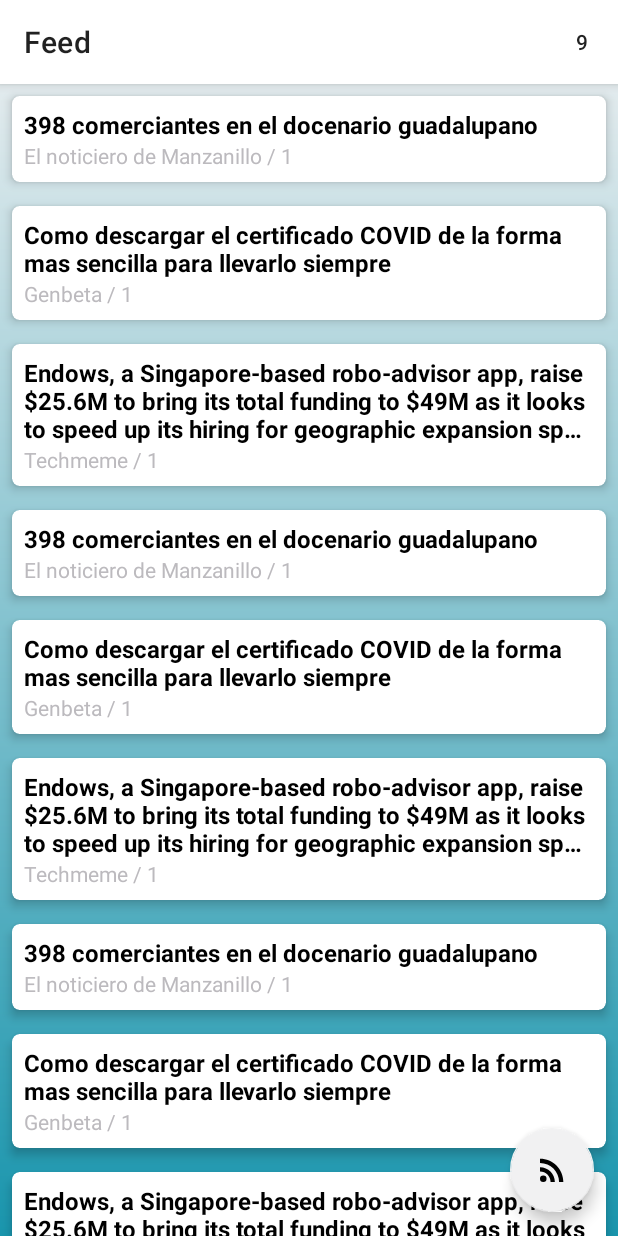
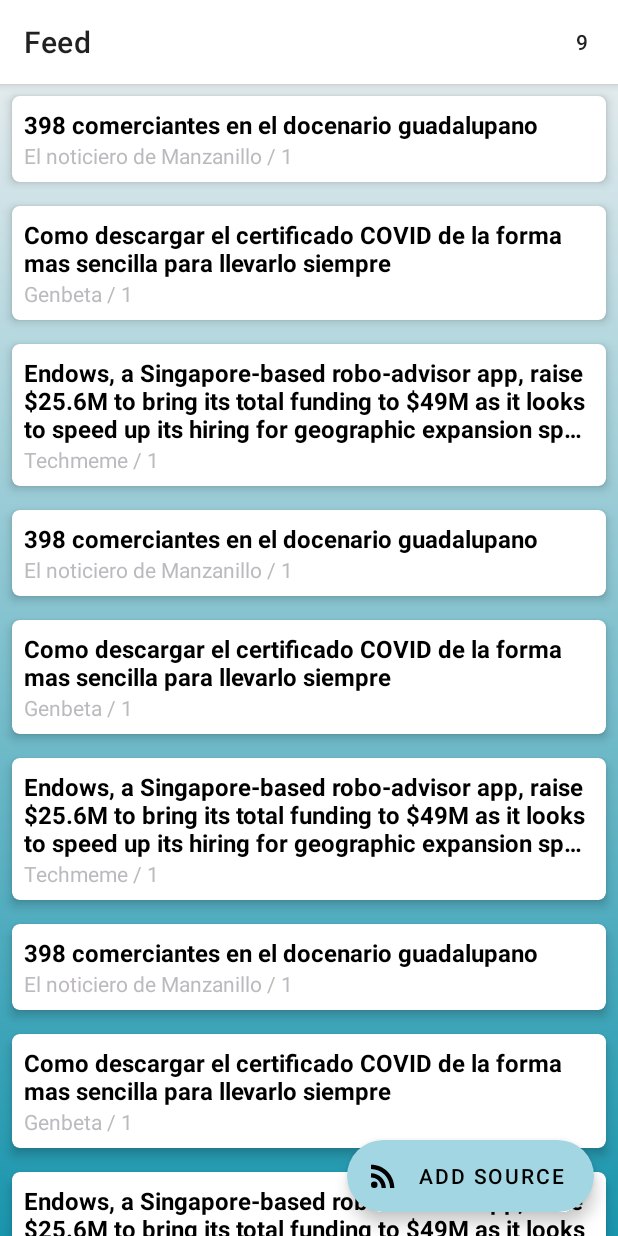
Before and after one commit to jjcr11/rss-kotlin, an Android app: the screen it shows after launch (MainActivity), on a phone screen of 412 x 824 dp. Run offline under Robolectric (Android 15) with nearby library versions, the phone set to English and light mode, and no system bars.

Commit message:
Floating action button added

```diff
--- a/app/src/main/java/com/example/rss/MainActivity.kt
+++ b/app/src/main/java/com/example/rss/MainActivity.kt
@@ -1,8 +1,10 @@
 package com.example.rss
 
 import android.content.ClipData
+import android.os.Build
 import androidx.appcompat.app.AppCompatActivity
 import android.os.Bundle
+import android.util.Log
 import android.view.Menu
 import android.view.View
 import android.widget.Toast
@@ -32,7 +34,18 @@ class MainActivity : AppCompatActivity() {
             adapter = feedAdapter
         }
 
+        if (Build.VERSION.SDK_INT >= Build.VERSION_CODES.M) {
+            binding.rv.setOnScrollChangeListener { v, scrollX, scrollY, oldScrollX, oldScrollY ->
+                if(oldScrollY >= 0) {
+                    binding.fabe.extend()
+                } else {
+                    binding.fabe.shrink()
+                }
+            }
+        }
+
         binding.mtb.menu.getItem(0).title = feedAdapter.itemCount.toString()
+        //binding.fabe.extend()
 
 
     }
--- a/app/src/main/res/layout/activity_main.xml
+++ b/app/src/main/res/layout/activity_main.xml
@@ -29,11 +29,17 @@
         app:layout_behavior="@string/appbar_scrolling_view_behavior"
         tools:listitem="@layout/headline_item"/>
 
-    <com.google.android.material.floatingactionbutton.FloatingActionButton
+    <com.google.android.material.floatingactionbutton.ExtendedFloatingActionButton
+        android:id="@+id/fabe"
         android:layout_width="wrap_content"
         android:layout_height="wrap_content"
         android:layout_gravity="bottom|right"
         android:layout_margin="@dimen/common_default"
-        android:src="@drawable/ic_rss_feed"/>
+        android:src="@drawable/ic_rss_feed"
+        android:text="@string/fabe_name"
+        app:backgroundTint="@color/blue_light"
+        android:textColor="@color/black"
+        app:iconTint="@color/black"
+        app:icon="@drawable/ic_rss_feed"/>
 
 </androidx.coordinatorlayout.widget.CoordinatorLayout>
--- a/app/src/main/res/values/strings.xml
+++ b/app/src/main/res/values/strings.xml
@@ -1,3 +1,4 @@
 <resources>
     <string name="app_name">Rss</string>
+    <string name="fabe_name">ADD SOURCE</string>
 </resources>
```
